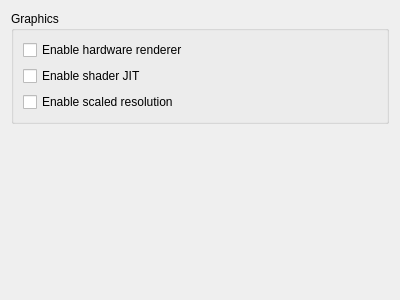
Old version of the form src/citra_qt/configure_graphics.ui in the repository PabloMK7/citra.
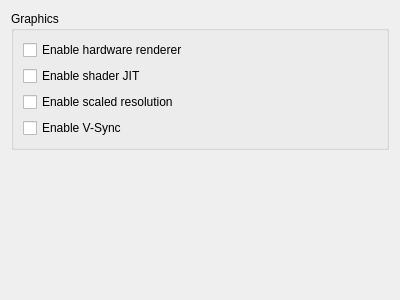
New version of the form.

Commit message: config: Add a setting for graphics V-Sync.

Patch:
```diff
--- a/src/citra_qt/configure_graphics.ui
+++ b/src/citra_qt/configure_graphics.ui
@@ -43,6 +43,13 @@
              </property>
            </widget>
          </item>
+         <item>
+           <widget class="QCheckBox" name="toogle_vsync">
+             <property name="text">
+               <string>Enable V-Sync</string>
+             </property>
+           </widget>
+         </item>
        </layout>
       </widget>
      </item>
```
The commit also changes 8 other files.
